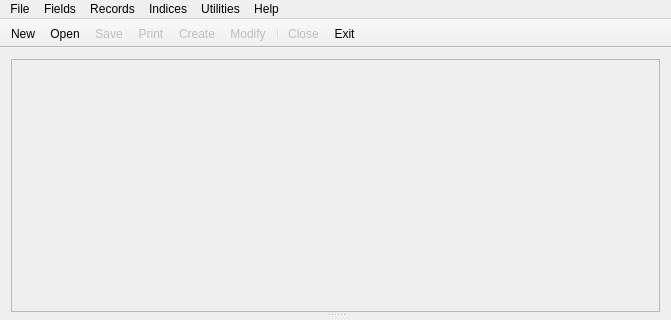
This is RecordsManagementSystem/mainwindow.ui in Henry23/RecordsManagementSystem as Qt 5 draws it before an edit; both pictures show x 0 to 671 and y 0 to 320 of the 671 by 500 pixel window. The edited form follows.
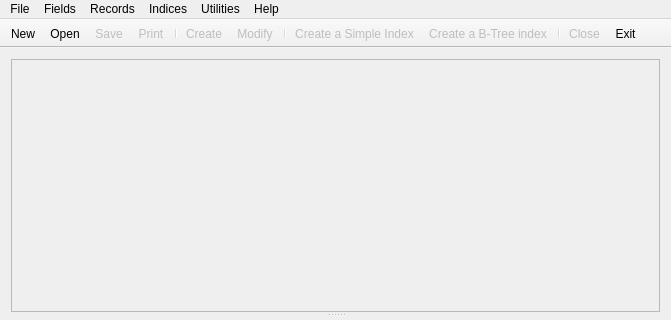
This is the edited form. Icons and pictures are not drawn.

Diff of the .ui file:
```diff
--- a/RecordsManagementSystem/mainwindow.ui
+++ b/RecordsManagementSystem/mainwindow.ui
@@ -233,9 +233,13 @@
    <addaction name="actionOpenFile"/>
    <addaction name="actionSaveFile"/>
    <addaction name="actionPrintFile"/>
+   <addaction name="separator"/>
    <addaction name="actionCreateField"/>
    <addaction name="actionModifyField"/>
    <addaction name="separator"/>
+   <addaction name="actionCreateSimpleIndex"/>
+   <addaction name="actionCreateBTreeIndex"/>
+   <addaction name="separator"/>
    <addaction name="actionCloseFile"/>
    <addaction name="actionExit"/>
   </widget>
```
Left out of the diff: 8 changed lines with no effect on the pictures.
